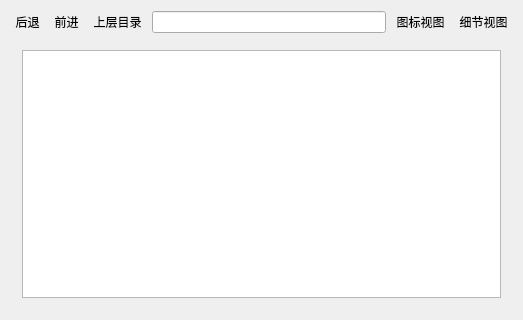
The window that src/LooFM/fileview.ui (xuzhuoyi/LDE) describes before a commit, drawn with Qt 5.
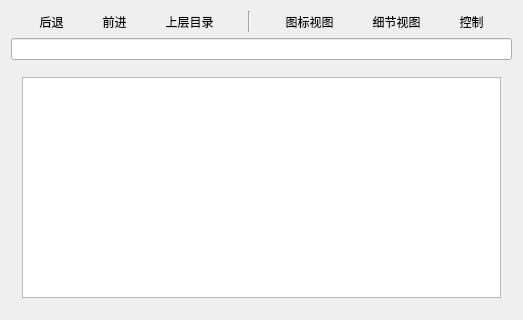
The same window after the commit. Icons and pictures are not drawn.

Commit message: Add Popup Menu in LooFM

The edit to the form file:
```diff
--- a/src/LooFM/fileview.ui
+++ b/src/LooFM/fileview.ui
@@ -92,7 +92,11 @@
       </widget>
      </item>
      <item>
-      <widget class="QLineEdit" name="lineEdit"/>
+      <widget class="Line" name="line">
+       <property name="orientation">
+        <enum>Qt::Vertical</enum>
+       </property>
+      </widget>
      </item>
      <item>
       <widget class="QToolButton" name="listButton">
@@ -113,7 +117,7 @@
         </size>
        </property>
        <property name="toolButtonStyle">
-        <enum>Qt::ToolButtonTextUnderIcon</enum>
+        <enum>Qt::ToolButtonTextBesideIcon</enum>
        </property>
       </widget>
      </item>
@@ -136,12 +140,41 @@
         </size>
        </property>
        <property name="toolButtonStyle">
-        <enum>Qt::ToolButtonTextUnderIcon</enum>
+        <enum>Qt::ToolButtonTextBesideIcon</enum>
+       </property>
+      </widget>
+     </item>
+     <item>
+      <widget class="QToolButton" name="controlButton">
+       <property name="styleSheet">
+        <string notr="true">border-style: flat;</string>
+       </property>
+       <property name="text">
+        <string>控制</string>
+       </property>
+       <property name="icon">
+        <iconset resource="resource.qrc">
+         <normaloff>:/images/buttons/images/110.png</normaloff>:/images/buttons/images/110.png</iconset>
+       </property>
+       <property name="iconSize">
+        <size>
+         <width>24</width>
+         <height>24</height>
+        </size>
+       </property>
+       <property name="popupMode">
+        <enum>QToolButton::InstantPopup</enum>
+       </property>
+       <property name="toolButtonStyle">
+        <enum>Qt::ToolButtonTextBesideIcon</enum>
        </property>
       </widget>
      </item>
     </layout>
    </item>
+   <item>
+    <widget class="QLineEdit" name="lineEdit"/>
+   </item>
    <item>
     <widget class="QStackedWidget" name="stackedWidget">
      <property name="frameShape">
```
Left out of the diff: 3 changed lines with no effect on the pictures. The commit also changes 16 other files.
